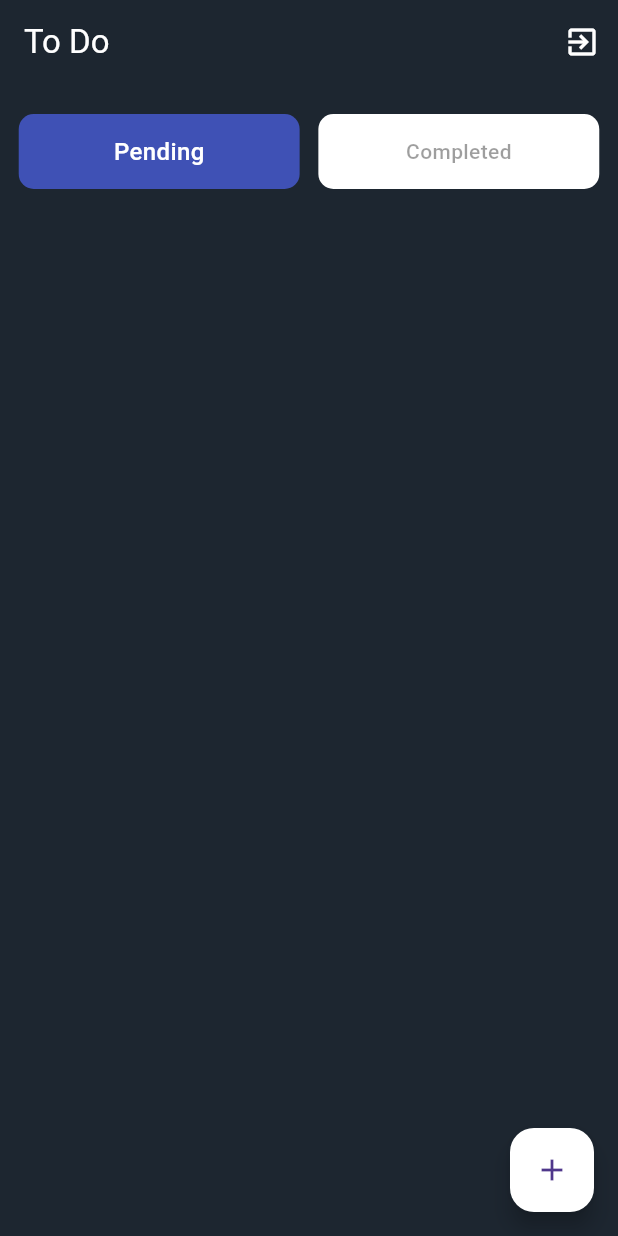
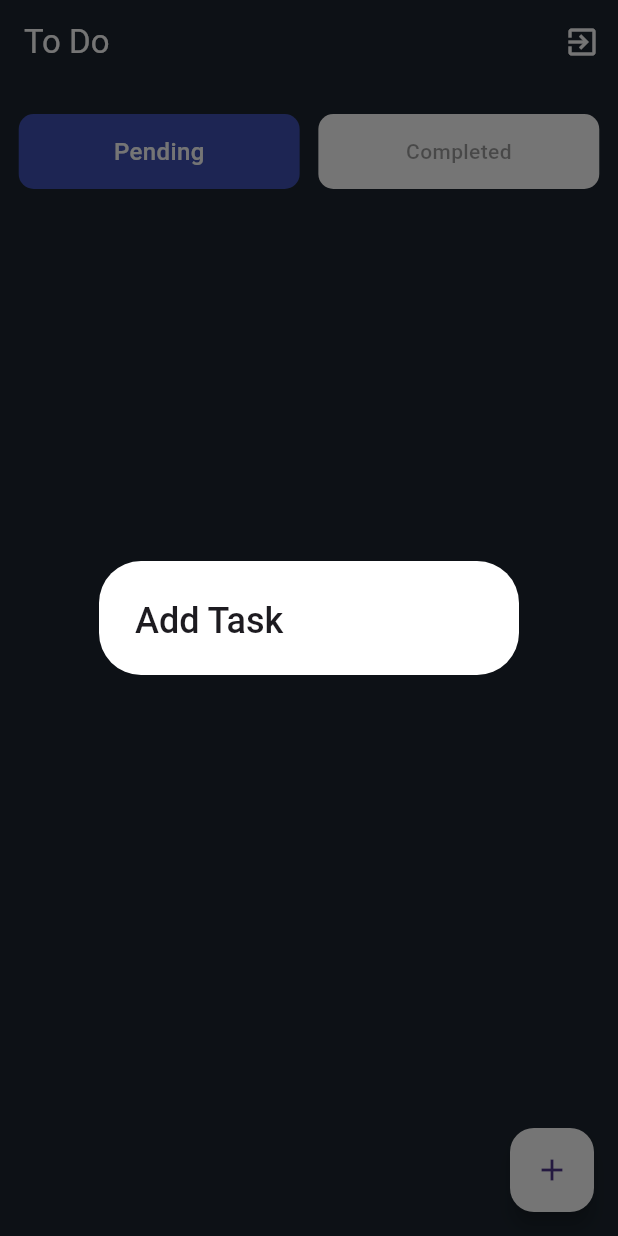
Before and after one commit to fertz24/TaDoneApp, a Flutter app: the HomeVista screen opened directly, after a tap on the "add" icon, on a phone screen of 412 x 824 dp. Run offline on Flutter 3.47's test engine with Material 3 defaults, Android fonts, the phone set to English and light mode, and no system bars; our stand-ins replace cloud_firestore, firebase_auth, firebase_core; accounts and stored records are empty.

Commit message:
agregando codigo a la vista para el apartado de Add Task

```diff
--- a/lib/modelo/todo_modelo.dart
+++ b/lib/modelo/todo_modelo.dart
@@ -17,7 +17,6 @@ class TodoModelo { //Agregamos los campos de la tarea los cuales son los siguien
   required this.timestamp});
 }
 
-
   //Función pública que recibe un QuerySnapshot (es el resultado de una consulta a Firestore)
   //y este devuelve una lista de objetos TodoModelo
   List<TodoModelo> todoListFromSnapshot(QuerySnapshot snapshot) {
--- a/lib/vista/home_vista.dart
+++ b/lib/vista/home_vista.dart
@@ -1,4 +1,6 @@
 //import 'package:fer1/vista/login_vista.dart';
+import 'package:fer1/modelo/todo_modelo.dart';
+import 'package:fer1/presentador/create_todo_presentador.dart';
 import 'package:flutter/material.dart';
 //import 'package:firebase_auth/firebase_auth.dart';
 
@@ -13,6 +15,11 @@ class _HomeVistaState extends State<HomeVista> {
 
     int _botonIndice = 0; //variable que indica que el boton esta activo
     //0 = pendientes, 1 = completadas
+
+    final _widgets = [
+      //Tareas pendientes widget
+      Container()
+    ];
 
   @override
   Widget build(BuildContext context) {
@@ -104,14 +111,37 @@ class _HomeVistaState extends State<HomeVista> {
                 )
               ],
             ),
+            SizedBox(height: 30),
+              _widgets[_botonIndice],
           ],
         ),
       ),
       floatingActionButton: FloatingActionButton(
         backgroundColor: Colors.white,
-        onPressed: () {}, //aun no tiene funcionalidad
+        onPressed: () {
+          _mostrarTarea(context);
+        },
         child: Icon(Icons.add),
       ),
     );
   }
+    void _mostrarTarea(BuildContext context) { //Funcion del onPressed
+      final TextEditingController _tituloControlador = TextEditingController(); //Creamos un controlador para poder capturar lo que el usuario escribe en los campos de titulo y descripcion
+      final TextEditingController _descripcionControlador = TextEditingController(); //Para la descripcion de la tarea
+      final CreateTodoPresentador _presentador = CreateTodoPresentador(); //Instanciamos la clase del create_todo_presentador para poder llamar a crearTodo si el usuario guarda la tarea
+
+      showDialog( //Para el popup
+        context: context,
+        builder: (context) {
+          return AlertDialog(
+            backgroundColor: Colors.white,
+            title: Text("Add Task",
+            style: TextStyle(
+              fontWeight: FontWeight.w500,
+            ),
+          ),
+        );
+      },
+    );
+  }
 }
```
